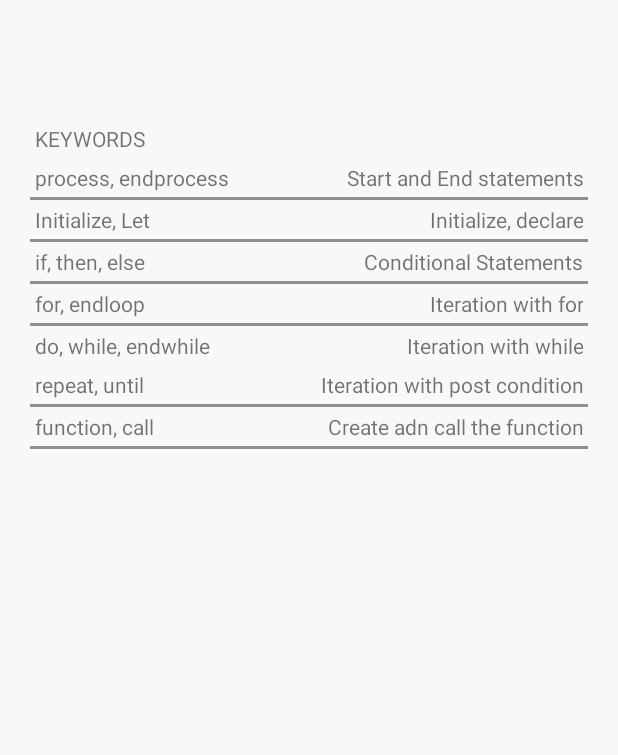
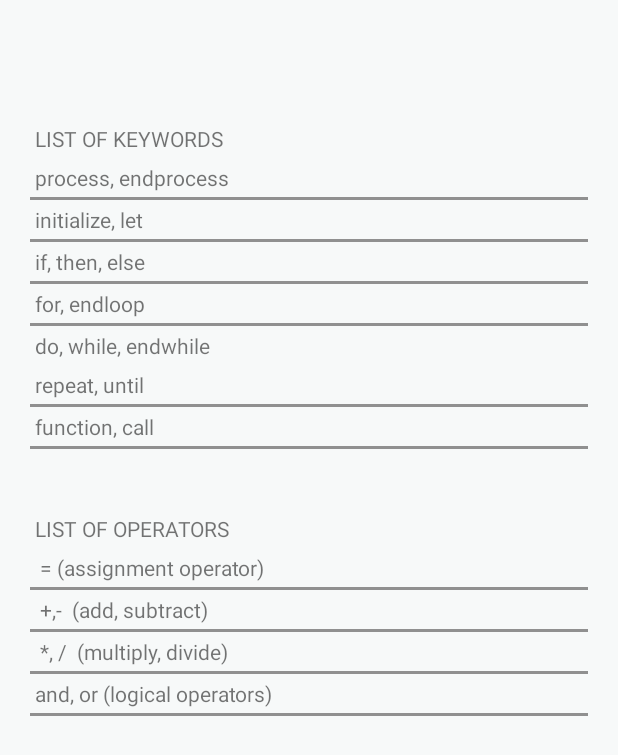
Before and after one commit to maharshi66/PseudoGen, an Android app: the layout activity_using_pseudogen.xml on its own in the app's theme, with its tools: preview values and no code run, on a phone screen of 412 x 824 dp. Shown: the top 755 px of the screen. Run offline under Robolectric (Android 15) with nearby library versions, the phone set to English and light mode, and no system bars; Roboto replaces fonts that are not available here.

Commit message:
Fixed styling and added list of keywords and operators

```diff
--- /dev/null
+++ b/app/src/main/res/drawable/privacy_icon.xml
@@ -0,0 +1,5 @@
+<vector android:height="24dp" android:tint="#4B0082"
+    android:viewportHeight="24" android:viewportWidth="24"
+    android:width="24dp" xmlns:android="http://schemas.android.com/apk/res/android">
+    <path android:fillColor="@android:color/white" android:pathData="M12,1L3,5v6c0,5.55 3.84,10.74 9,12c5.16,-1.26 9,-6.45 9,-12V5L12,1L12,1zM11,7h2v2h-2V7zM11,11h2v6h-2V11z"/>
+</vector>
--- /dev/null
+++ b/app/src/main/res/drawable/terms_conditions_icon.xml
@@ -0,0 +1,5 @@
+<vector android:height="24dp" android:tint="#4B0082"
+    android:viewportHeight="24" android:viewportWidth="24"
+    android:width="24dp" xmlns:android="http://schemas.android.com/apk/res/android">
+    <path android:fillColor="@android:color/white" android:pathData="M3,21h18v-2L3,19v2zM3,17h18v-2L3,15v2zM3,13h18v-2L3,11v2zM3,9h18L21,7L3,7v2zM3,3v2h18L21,3L3,3z"/>
+</vector>
--- a/app/src/main/res/layout/activity_challenges.xml
+++ b/app/src/main/res/layout/activity_challenges.xml
@@ -6,7 +6,7 @@
     android:layout_width="match_parent"
     android:background="@color/code_editor_dark"
     android:layout_height="match_parent"
-    tools:context=".ExamplesActivity">
+    tools:context=".ChallengesActivity">
     <com.google.android.gms.ads.AdView
         android:id="@+id/examplesAdView"
         android:layout_gravity="center_horizontal"
@@ -21,7 +21,7 @@
         android:id="@+id/examplesHeaderTextView"
         android:layout_width="match_parent"
         android:layout_height="wrap_content"
-        android:text="E X A M P L E S"
+        android:text="C H A L L E N G E S"
         android:textColor="@color/indigo"
         android:textSize="16dp"
         android:padding="10dp"
--- a/app/src/main/res/layout/activity_using_pseudogen.xml
+++ b/app/src/main/res/layout/activity_using_pseudogen.xml
@@ -27,7 +27,7 @@
                 <TableRow>
                     <TextView
                         android:layout_column="0"
-                        android:text="KEYWORDS"
+                        android:text="LIST OF KEYWORDS"
                         android:padding="3dip">
                     </TextView>
                 </TableRow>
@@ -37,12 +37,6 @@
                         android:layout_height="wrap_content"
                         android:text="process, endprocess"
                         android:padding="3dip" />
-                    <TextView
-                        android:layout_column="0"
-                        android:gravity="right"
-                        android:layout_height="wrap_content"
-                        android:text="Start and End statements"
-                        android:padding="3dip" />
                 </TableRow>
                 <View
                     android:layout_height="2dip"
@@ -50,11 +44,7 @@
                 <TableRow>
                     <TextView
                         android:layout_column="0"
-                        android:text="Initialize, Let"
-                        android:padding="3dip" />
-                    <TextView
-                        android:text="Initialize, declare"
-                        android:gravity="right"
+                        android:text="initialize, let"
                         android:padding="3dip" />
                 </TableRow>
                 <View
@@ -65,10 +55,6 @@
                         android:layout_column="0"
                         android:text="if, then, else"
                         android:padding="3dip" />
-                    <TextView
-                        android:text="Conditional Statements"
-                        android:gravity="right"
-                        android:padding="3dip" />
                 </TableRow>
 
                 <View
@@ -78,10 +64,6 @@
                     <TextView
                         android:text="for, endloop"
                         android:padding="3dip" />
-                    <TextView
-                        android:text="Iteration with for"
-                        android:gravity="right"
-                        android:padding="3dip" />
                 </TableRow>
                 <View
                     android:layout_height="2dip"
@@ -90,18 +72,10 @@
                     <TextView
                         android:text="do, while, endwhile"
                         android:padding="3dip" />
-                    <TextView
-                        android:text="Iteration with while"
-                        android:gravity="right"
-                        android:padding="3dip" />
                 </TableRow>
                 <TableRow>
                     <TextView
                         android:text="repeat, until"
-                        android:padding="3dip" />
-                    <TextView
-                        android:text="Iteration with post condition"
-                        android:gravity="right"
                         android:padding="3dip" />
                 </TableRow>
                 <View
@@ -112,9 +86,54 @@
                         android:layout_column="0"
                         android:text="function, call"
                         android:padding="3dip" />
+                </TableRow>
+                <View
+                    android:layout_height="2dip"
+                    android:background="#FF909090" />
+            </TableLayout>
+            <TableLayout xmlns:android="http://schemas.android.com/apk/res/android"
+                android:layout_width="match_parent"
+                android:padding="20dp"
+                android:layout_height="match_parent"
+                android:stretchColumns="1">
+                <TableRow>
                     <TextView
-                        android:text="Create adn call the function"
-                        android:gravity="right"
+                        android:layout_column="0"
+                        android:text="LIST OF OPERATORS"
+                        android:padding="3dip">
+                    </TextView>
+                </TableRow>
+                <TableRow>
+                    <TextView
+                        android:layout_column="0"
+                        android:layout_height="wrap_content"
+                        android:text=" = (assignment operator)"
+                        android:padding="3dip" />
+                </TableRow>
+                <View
+                    android:layout_height="2dip"
+                    android:background="#FF909090" />
+                <TableRow>
+                    <TextView
+                        android:layout_column="0"
+                        android:text=" +,-  (add, subtract)"
+                        android:padding="3dip" />
+                </TableRow>
+                <View
+                    android:layout_height="2dip"
+                    android:background="#FF909090" />
+                <TableRow>
+                    <TextView
+                        android:layout_column="0"
+                        android:text=" *, /  (multiply, divide)"
+                        android:padding="3dip" />
+                </TableRow>
+                <View
+                    android:layout_height="2dip"
+                    android:background="#FF909090" />
+                <TableRow>
+                    <TextView
+                        android:text="and, or (logical operators)"
                         android:padding="3dip" />
                 </TableRow>
                 <View
--- a/app/src/main/res/layout/example_code_title.xml
+++ b/app/src/main/res/layout/example_code_title.xml
@@ -12,7 +12,7 @@
     <CheckBox
         android:id="@+id/exampleTitleCheckBox"
         android:layout_width="wrap_content"
-        android:layout_height="wrap_content"
+        android:layout_height="70dp"
         android:focusable="false"
         android:layout_weight="6"
         android:layoutDirection="rtl"
```
Also changed, not shown: app/src/main/java/com/maharshiappdev/pseudogen/CentralActivity.java (+5 -3 lines), app/src/main/res/menu/nav_drawer_menu.xml (+8 -4 lines).
